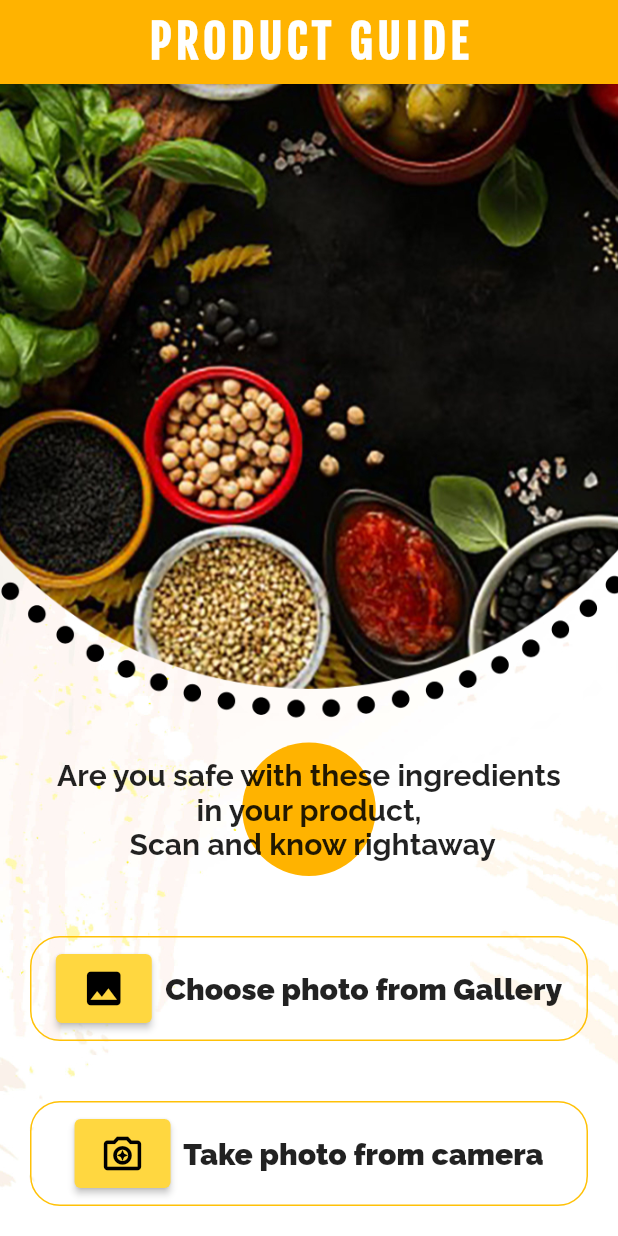
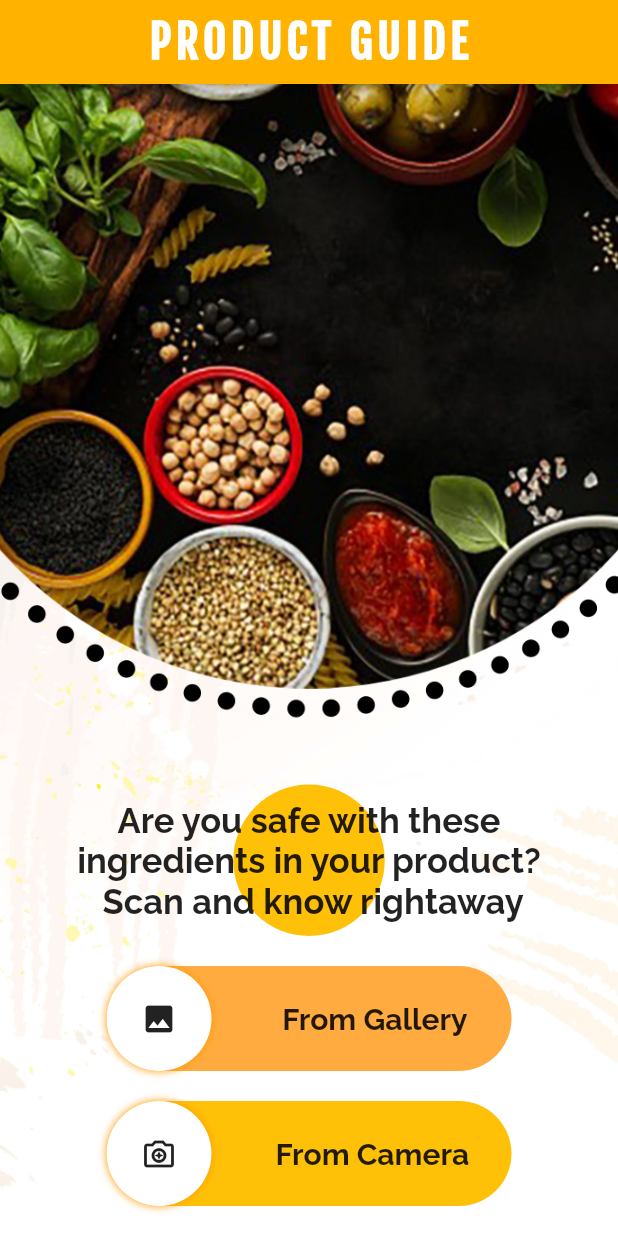
Before and after one commit to VinayakaKS/ProductGuideApp, a Flutter app: the screen it shows after launch, on a phone screen of 412 x 824 dp. Run offline on Flutter 3.47's test engine with Material 2 defaults, Android fonts, the phone set to English and light mode, and no system bars; drawn by our look-alikes of slider_button; our stand-ins replace image_picker.

Commit message:
Re designed the screens with new slider buttons

```diff
--- a/lib/main.dart
+++ b/lib/main.dart
@@ -4,7 +4,7 @@ import 'dart:ui';
 import 'dart:async';
 import 'package:flutter/cupertino.dart';
 import 'package:flutter/material.dart';
-import 'package:flutter/physics.dart';
+import 'package:slider_button/slider_button.dart';
 import 'package:flutter_image_picker_2/safe_screen.dart';
 import 'package:image_picker/image_picker.dart';
 import 'model.dart';
@@ -78,111 +78,105 @@ class _MyHomePageState extends State<MyHomePage> {
                       mainAxisAlignment: MainAxisAlignment.end,
                       children: (image_entity == 1)
                           ? <Widget>[
-                              Container(
-                                  alignment: Alignment.center,
-                                  decoration: BoxDecoration(
-                                    shape: BoxShape.circle,
-                                    color: Colors.amber[600],
-                                  ),
-                                  padding: EdgeInsets.all(10.0),
-                                  margin: EdgeInsets.all(20.0),
-                                  child: ElevatedButton(
-                                      onPressed: () async {
+                              Column(
+                                  // Slide button for submit
+                                  children: [
+                                    SliderButton(
+                                      action: () async {
                                         setState(() {
                                           _dataModel = getData(image_string);
                                         });
                                       },
-                                      style: ElevatedButton.styleFrom(
-                                          primary: Colors.amberAccent,
-                                          onPrimary: Colors.black,
-                                          padding: EdgeInsets.all(8.0)),
-                                      child: Text("Submit")))
+                                      label: Text("Upload",
+                                          textAlign: TextAlign.center,
+                                          style: TextStyle(
+                                              fontSize: 25,
+                                              fontStyle: FontStyle.normal,
+                                              fontWeight: FontWeight.bold,
+                                              fontFamily: 'Raleway')),
+                                      boxShadow: BoxShadow(
+                                        color: Colors.orange,
+                                        blurRadius: 4,
+                                      ),
+                                      icon: Icon(Icons.cloud_upload_outlined),
+                                      buttonColor: Colors.white,
+                                      backgroundColor: Colors.amber,
+                                      highlightedColor: Colors.white,
+                                      baseColor: Colors.black,
+                                    ),
+                                    Container(
+                                      height: 50.0,
+                                    )
+                                  ])
                             ]
                           : <Widget>[
                               Container(
+                                  alignment: Alignment.bottomCenter,
                                   decoration: BoxDecoration(
                                     shape: BoxShape.circle,
-                                    color: Colors.amber[600],
+                                    color: Colors.amber,
                                   ),
                                   padding: EdgeInsets.all(10.0),
                                   margin: EdgeInsets.all(20.0),
                                   child: Text(
-                                      'Are you safe with these ingredients in your product,\n Scan and know rightaway',
+                                      'Are you safe with these ingredients in your product?\n Scan and know rightaway',
                                       textAlign: TextAlign.center,
                                       style: TextStyle(
-                                          fontSize: 20,
+                                          fontSize: 23,
                                           fontStyle: FontStyle.normal,
                                           fontWeight: FontWeight.bold,
                                           fontFamily: 'Raleway'))),
-                              Container(
-                                decoration: BoxDecoration(
-                                    border: Border.all(
-                                      color: Colors.amber,
-                                    ),
-                                    borderRadius:
-                                        BorderRadius.all(Radius.circular(20))),
-                                padding: EdgeInsets.all(10.0),
-                                margin: EdgeInsets.all(20.0),
-                                child: Row(
-                                  mainAxisAlignment: MainAxisAlignment.center,
-                                  children: [
-                                    ElevatedButton(
-                                      onPressed: () {
-                                        _getFromGallery();
-                                      },
-                                      child: Icon(Icons.photo, size: 30),
-                                      style: ElevatedButton.styleFrom(
-                                          primary: Colors.amberAccent,
-                                          onPrimary: Colors.black,
-                                          padding: EdgeInsets.all(8.0)),
-                                    ),
-                                    Text('  Choose photo from Gallery',
-                                        style: TextStyle(
-                                            fontSize: 20,
-                                            fontStyle: FontStyle.normal,
-                                            fontWeight: FontWeight.w900,
-                                            fontFamily: 'Raleway'))
-                                  ],
+                              SliderButton(
+                                action: () {
+                                  _getFromGallery();
+                                },
+                                label: Text("From Gallery",
+                                    textAlign: TextAlign.center,
+                                    style: TextStyle(
+                                        fontSize: 20,
+                                        fontStyle: FontStyle.normal,
+                                        fontWeight: FontWeight.bold,
+                                        fontFamily: 'Raleway')),
+                                boxShadow: BoxShadow(
+                                  color: Colors.orange,
+                                  blurRadius: 4,
                                 ),
+                                icon: Icon(Icons.photo),
+                                buttonColor: Colors.white,
+                                backgroundColor: Colors.orangeAccent,
+                                highlightedColor: Colors.white,
+                                baseColor: Colors.black,
                               ),
-                              Container(
-                                  decoration: BoxDecoration(
-                                      border: Border.all(
-                                        color: Colors.amber,
-                                      ),
-                                      borderRadius: BorderRadius.all(
-                                          Radius.circular(20))),
-                                  padding: EdgeInsets.all(10.0),
-                                  margin: EdgeInsets.all(20.0),
-                                  child: Row(
-                                    mainAxisAlignment: MainAxisAlignment.center,
-                                    children: [
-                                      ElevatedButton(
-                                        onPressed: () {
-                                          _getFromCamera();
-                                        },
-                                        child: Icon(
-                                            Icons.camera_enhance_outlined,
-                                            size: 30),
-                                        style: ElevatedButton.styleFrom(
-                                            primary: Colors.amberAccent,
-                                            onPrimary: Colors.black,
-                                            padding: EdgeInsets.all(8.0)),
-                                      ),
-                                      Text('  Take photo from camera',
-                                          style: TextStyle(
-                                              fontSize: 20,
-                                              fontStyle: FontStyle.normal,
-                                              fontWeight: FontWeight.w900,
-                                              fontFamily: 'Raleway'))
-                                    ],
-                                  )),
+                              Container(height: 20.0),
+                              SliderButton(
+                                action: () {
+                                  _getFromCamera();
+                                },
+                                label: Text("From Camera",
+                                    textAlign: TextAlign.center,
+                                    style: TextStyle(
+                                        fontSize: 20,
+                                        fontStyle: FontStyle.normal,
+                                        fontWeight: FontWeight.bold,
+                                        fontFamily: 'Raleway')),
+                                boxShadow: BoxShadow(
+                                  color: Colors.orange,
+                                  blurRadius: 4,
+                                ),
+                                icon: Icon(Icons.camera_enhance_outlined),
+                                buttonColor: Colors.white,
+                                backgroundColor: Colors.amber,
+                                highlightedColor: Colors.white,
+                                baseColor: Colors.black,
+                              ),
+                              Container(height: 20.0),
                             ],
                     ),
                   )
                 : buildforrec()));
   }
 
+  //Next screen for the future
   FutureBuilder<data> buildforrec() {
     return FutureBuilder<data>(
         future: _dataModel,
--- a/pubspec.yaml
+++ b/pubspec.yaml
@@ -29,7 +29,8 @@ dependencies:
   # Use with the CupertinoIcons class for iOS style icons.
   cupertino_icons: ^1.0.2
   image_picker: ^0.8.1+3
-  swipebuttonflutter: ^1.0.0
+  slider_button: ^2.0.0
+  gradient_app_bar: ^0.1.3
 dev_dependencies:
   flutter_lints: ^1.0.4
   flutter_test:
```
Also changed, not shown: pubspec.lock.
